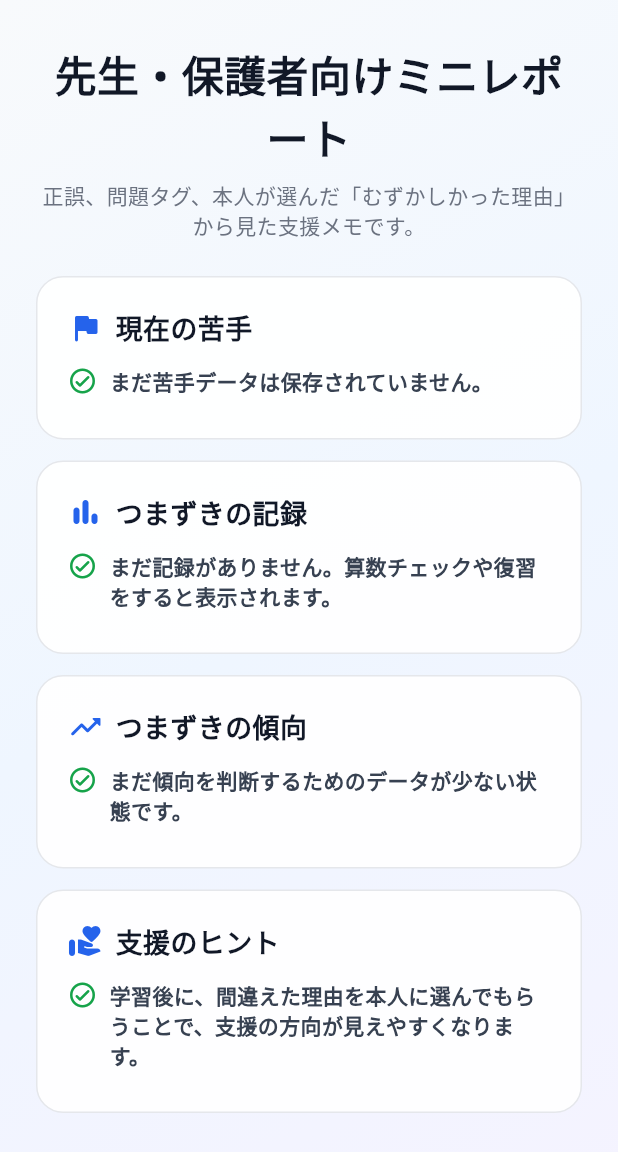
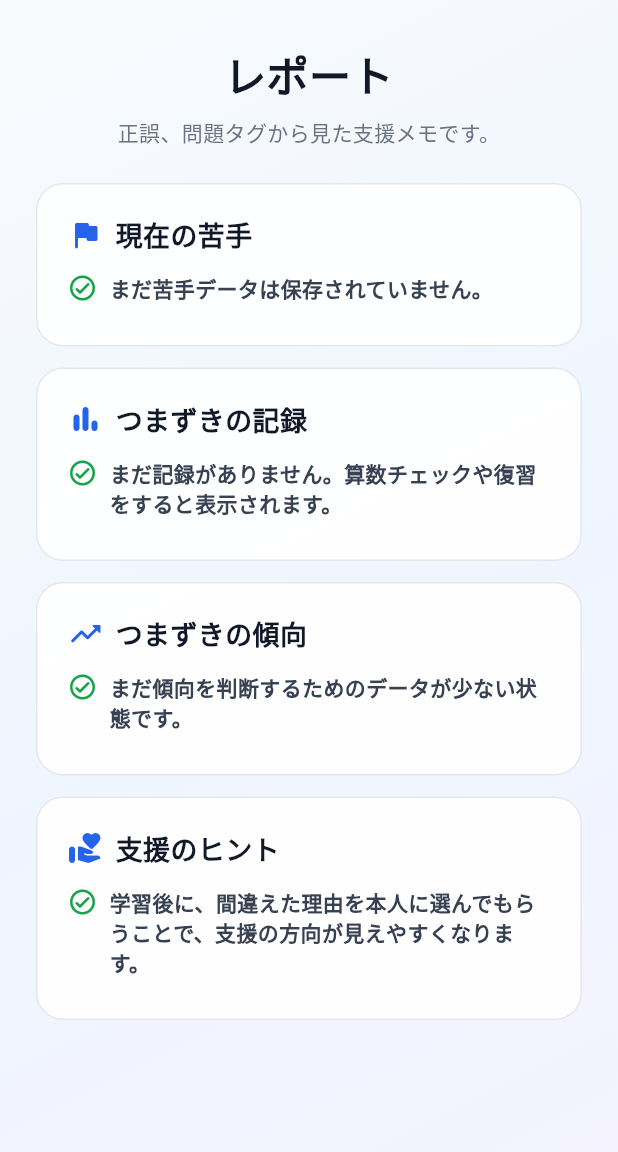
Before and after one commit to alex3333python/syuwa-study, a Flutter app: the ReportScreen widget shown alone on an empty page, opened directly with empty values, on a phone screen of 412 x 824 dp. Shown: the top 1152 px of the screen. Run offline on Flutter 3.47's test engine with Material 3 defaults, Android fonts, the phone set to English and light mode, and no system bars; our stand-ins replace flutter_tts, shared_preferences, video_player; accounts and stored records are empty; Roboto replaces fonts that are missing (GenInterfaceJP).

Commit message:
Simplify the report screen title and subtitle copy.
Co-authored-by: Noeru Sugiyama <alex3333python@users.noreply.github.com>

```diff
--- a/lib/screens/report_screen.dart
+++ b/lib/screens/report_screen.dart
@@ -40,7 +40,7 @@ class ReportScreen extends StatelessWidget {
               crossAxisAlignment: CrossAxisAlignment.stretch,
               children: [
                 const Text(
-                  '先生・保護者向けミニレポート',
+                  'レポート',
                   textAlign: TextAlign.center,
                   style: TextStyle(
                     fontSize: 28,
@@ -50,7 +50,7 @@ class ReportScreen extends StatelessWidget {
                 ),
                 const SizedBox(height: 8),
                 const Text(
-                  '正誤、問題タグ、本人が選んだ「むずかしかった理由」から見た支援メモです。',
+                  '正誤、問題タグから見た支援メモです。',
                   textAlign: TextAlign.center,
                   style: TextStyle(color: Color(0xFF6B7280), height: 1.4),
                 ),
```
